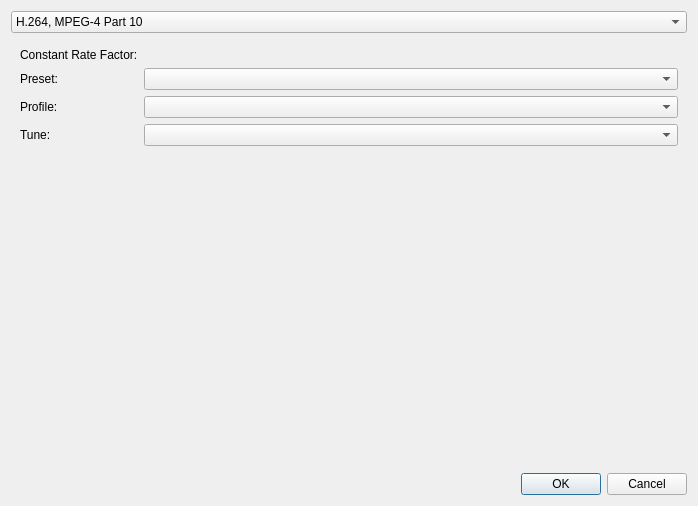
Old version of the form plugins/impex/video/video_export_options_dialog.ui in the repository KDE/krita.
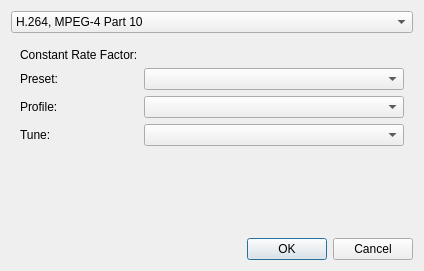
New version of the form. Custom widgets are drawn as their Qt base class.

Commit message: Added ability to save the the default values of the export options

Diff of the .ui file:
```diff
--- a/plugins/impex/video/video_export_options_dialog.ui
+++ b/plugins/impex/video/video_export_options_dialog.ui
@@ -6,8 +6,8 @@
    <rect>
     <x>0</x>
     <y>0</y>
-    <width>698</width>
-    <height>506</height>
+    <width>424</width>
+    <height>271</height>
    </rect>
   </property>
   <property name="windowTitle">
@@ -118,7 +118,7 @@
      <property name="sizeHint" stdset="0">
       <size>
        <width>20</width>
-       <height>205</height>
+       <height>44</height>
       </size>
      </property>
     </spacer>
```
Left out of the diff: 2 changed lines with no effect on the pictures. The commit also changes 2 other files.
